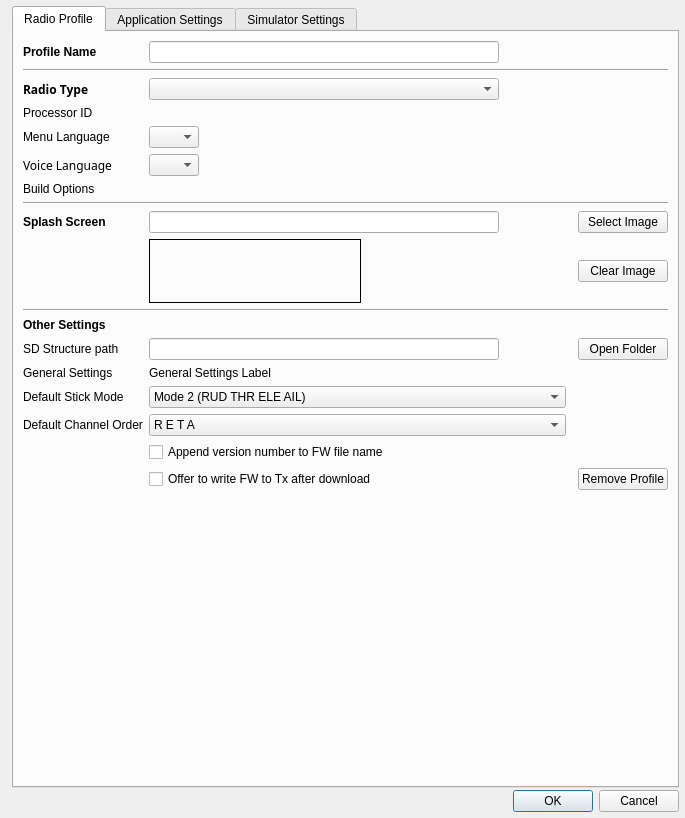
This is companion/src/apppreferencesdialog.ui in opentx/opentx as Qt 5 draws it before an edit. The edited form follows.
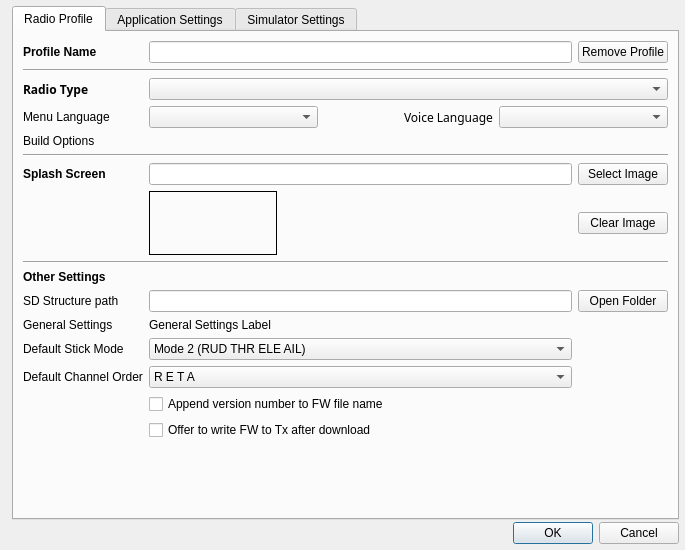
This is the edited form.

Commit message: Firmware options refactoring. It allows FirmwareInterface::getCapability() to know which options are enabled in the preferences. The Heli tab and the GVars are displayed according to these options.

```diff
--- a/companion/src/apppreferencesdialog.ui
+++ b/companion/src/apppreferencesdialog.ui
@@ -7,7 +7,7 @@
     <x>0</x>
     <y>0</y>
     <width>685</width>
-    <height>818</height>
+    <height>550</height>
    </rect>
   </property>
   <property name="sizePolicy">
@@ -51,22 +51,15 @@
       <attribute name="title">
        <string>Radio Profile</string>
       </attribute>
-      <layout class="QGridLayout" name="gridLayout_2">
-       <item row="22" column="5">
+      <layout class="QGridLayout" name="gridLayout_2" columnstretch="0,0,1,0,0,0,0,0">
+       <item row="21" column="7">
         <widget class="QPushButton" name="sdPathButton">
          <property name="text">
           <string>Open Folder</string>
          </property>
         </widget>
        </item>
-       <item row="5" column="1">
-        <widget class="QComboBox" name="downloadVerCB">
-         <property name="enabled">
-          <bool>true</bool>
-         </property>
-        </widget>
-       </item>
-       <item row="26" column="0">
+       <item row="25" column="0">
         <widget class="QLabel" name="label_13">
          <property name="sizePolicy">
           <sizepolicy hsizetype="MinimumExpanding" vsizetype="Preferred">
@@ -82,7 +75,7 @@
          </property>
         </widget>
        </item>
-       <item row="10" column="0">
+       <item row="9" column="0">
         <widget class="QLabel" name="label_6">
          <property name="text">
           <string>Build Options</string>
@@ -92,7 +85,7 @@
          </property>
         </widget>
        </item>
-       <item row="8" column="0">
+       <item row="7" column="0">
         <widget class="QLabel" name="langLabel">
          <property name="text">
           <string>Menu Language</string>
@@ -102,7 +95,7 @@
          </property>
         </widget>
        </item>
-       <item row="24" column="0">
+       <item row="23" column="0">
         <widget class="QLabel" name="label_14">
          <property name="sizePolicy">
           <sizepolicy hsizetype="Preferred" vsizetype="Minimum">
@@ -115,14 +108,14 @@
          </property>
         </widget>
        </item>
-       <item row="15" column="5">
+       <item row="14" column="7">
         <widget class="QPushButton" name="SplashSelect">
          <property name="text">
           <string>Select Image</string>
          </property>
         </widget>
        </item>
-       <item row="23" column="1">
+       <item row="22" column="1">
         <widget class="QLabel" name="lblGeneralSettings">
          <property name="enabled">
           <bool>true</bool>
@@ -132,37 +125,247 @@
          </property>
         </widget>
        </item>
-       <item row="15" column="3">
-        <spacer name="horizontalSpacer">
-         <property name="orientation">
-          <enum>Qt::Horizontal</enum>
-         </property>
-         <property name="sizeHint" stdset="0">
-          <size>
-           <width>40</width>
-           <height>20</height>
-          </size>
-         </property>
-        </spacer>
-       </item>
-       <item row="11" column="0" colspan="6">
+       <item row="10" column="0" colspan="8">
         <widget class="Line" name="line_7">
          <property name="orientation">
           <enum>Qt::Horizontal</enum>
          </property>
         </widget>
        </item>
-       <item row="10" column="1" colspan="5">
+       <item row="9" column="1" colspan="7">
         <layout class="QGridLayout" name="optionsLayout"/>
        </item>
-       <item row="6" column="0">
-        <widget class="QLabel" name="CPU_ID_LABEL">
+       <item row="14" column="0">
+        <widget class="QLabel" name="label_8">
+         <property name="sizePolicy">
+          <sizepolicy hsizetype="Preferred" vsizetype="Minimum">
+           <horstretch>0</horstretch>
+           <verstretch>0</verstretch>
+          </sizepolicy>
+         </property>
+         <property name="font">
+          <font>
+           <weight>75</weight>
+           <bold>true</bold>
+          </font>
+         </property>
          <property name="text">
-          <string>Processor ID</string>
+          <string>Splash Screen</string>
          </property>
         </widget>
        </item>
-       <item row="24" column="1" colspan="3">
+       <item row="1" column="0">
+        <widget class="QLabel" name="label_2">
+         <property name="font">
+          <font>
+           <weight>75</weight>
+           <bold>true</bold>
+          </font>
+         </property>
+         <property name="text">
+          <string>Profile Name</string>
+         </property>
+        </widget>
+       </item>
+       <item row="17" column="7">
+        <widget class="QPushButton" name="clearImageButton">
+         <property name="text">
+          <string>Clear Image</string>
+         </property>
+        </widget>
+       </item>
+       <item row="17" column="1">
+        <widget class="QLabel" name="imageLabel">
+         <property name="sizePolicy">
+          <sizepolicy hsizetype="Minimum" vsizetype="Minimum">
+           <horstretch>0</horstretch>
+           <verstretch>0</verstretch>
+          </sizepolicy>
+         </property>
+         <property name="minimumSize">
+          <size>
+           <width>128</width>
+           <height>64</height>
+          </size>
+         </property>
+         <property name="maximumSize">
+          <size>
+           <width>212</width>
+           <height>64</height>
+          </size>
+         </property>
+         <property name="frameShape">
+          <enum>QFrame::Panel</enum>
+         </property>
+         <property name="frameShadow">
+          <enum>QFrame::Plain</enum>
+         </property>
+         <property name="lineWidth">
+          <number>1</number>
+         </property>
+         <property name="text">
+          <string/>
+         </property>
+         <property name="scaledContents">
+          <bool>true</bool>
+         </property>
+        </widget>
+       </item>
+       <item row="5" column="0">
+        <widget class="QLabel" name="label_7">
+         <property name="sizePolicy">
+          <sizepolicy hsizetype="Preferred" vsizetype="Minimum">
+           <horstretch>0</horstretch>
+           <verstretch>0</verstretch>
+          </sizepolicy>
+         </property>
+         <property name="font">
+          <font>
+           <family>Sans Serif</family>
+           <weight>75</weight>
+           <bold>true</bold>
+          </font>
+         </property>
+         <property name="text">
+          <string>Radio Type</string>
+         </property>
+         <property name="alignment">
+          <set>Qt::AlignLeading|Qt::AlignLeft|Qt::AlignVCenter</set>
+         </property>
+        </widget>
+       </item>
+       <item row="19" column="0" colspan="8">
+        <widget class="Line" name="line_6">
+         <property name="orientation">
+          <enum>Qt::Horizontal</enum>
+         </property>
+        </widget>
+       </item>
+       <item row="2" column="0" colspan="8">
+        <widget class="Line" name="line_8">
+         <property name="orientation">
+          <enum>Qt::Horizontal</enum>
+         </property>
+        </widget>
+       </item>
+       <item row="20" column="0">
+        <widget class="QLabel" name="label">
+         <property name="font">
+          <font>
+           <weight>75</weight>
+           <bold>true</bold>
+          </font>
+         </property>
+         <property name="text">
+          <string>Other Settings</string>
+         </property>
+        </widget>
+       </item>
+       <item row="22" column="0">
+        <widget class="QLabel" name="label_4">
+         <property name="text">
+          <string>General Settings</string>
+         </property>
+        </widget>
+       </item>
+       <item row="21" column="0">
+        <widget class="QLabel" name="sdPathLabel">
+         <property name="sizePolicy">
+          <sizepolicy hsizetype="Preferred" vsizetype="Minimum">
+           <horstretch>0</horstretch>
+           <verstretch>0</verstretch>
+          </sizepolicy>
+         </property>
+         <property name="text">
+          <string>SD Structure path</string>
+         </property>
+         <property name="alignment">
+          <set>Qt::AlignLeading|Qt::AlignLeft|Qt::AlignVCenter</set>
+         </property>
+        </widget>
+       </item>
+       <item row="7" column="1" colspan="7">
+        <layout class="QHBoxLayout" name="horizontalLayout" stretch="1,1,1">
+         <property name="sizeConstraint">
+          <enum>QLayout::SetDefaultConstraint</enum>
+         </property>
+         <item>
+          <widget class="QComboBox" name="langCombo">
+           <property name="sizePolicy">
+            <sizepolicy hsizetype="Preferred" vsizetype="Fixed">
+             <horstretch>0</horstretch>
+             <verstretch>0</verstretch>
+            </sizepolicy>
+           </property>
+          </widget>
+         </item>
+         <item>
+          <widget class="QLabel" name="voiceLabel">
+           <property name="sizePolicy">
+            <sizepolicy hsizetype="Preferred" vsizetype="Preferred">
+             <horstretch>0</horstretch>
+             <verstretch>0</verstretch>
+            </sizepolicy>
+           </property>
+           <property name="font">
+            <font>
+             <family>Sans Serif</family>
+             <weight>50</weight>
+             <bold>false</bold>
+            </font>
+           </property>
+           <property name="text">
+            <string>Voice Language</string>
+           </property>
+           <property name="alignment">
+            <set>Qt::AlignRight|Qt::AlignTrailing|Qt::AlignVCenter</set>
+           </property>
+          </widget>
+         </item>
+         <item>
+          <widget class="QComboBox" name="voiceCombo">
+           <property name="sizePolicy">
+            <sizepolicy hsizetype="Preferred" vsizetype="Fixed">
+             <horstretch>0</horstretch>
+             <verstretch>0</verstretch>
+            </sizepolicy>
+           </property>
+           <property name="toolTip">
+            <string>Set voice language.
+May be different from firmware language</string>
+           </property>
+          </widget>
+         </item>
+        </layout>
+       </item>
+       <item row="5" column="1" colspan="7">
+        <widget class="QComboBox" name="downloadVerCB">
+         <property name="enabled">
+          <bool>true</bool>
+         </property>
+        </widget>
+       </item>
+       <item row="14" column="1" colspan="6">
+        <widget class="QLineEdit" name="SplashFileName">
+         <property name="enabled">
+          <bool>true</bool>
+         </property>
+         <property name="readOnly">
+          <bool>true</bool>
+         </property>
+        </widget>
+       </item>
+       <item row="21" column="1" colspan="6">
+        <widget class="QLineEdit" name="sdPath">
+         <property name="enabled">
+          <bool>true</bool>
+         </property>
+         <property name="readOnly">
+          <bool>true</bool>
+         </property>
+        </widget>
+       </item>
+       <item row="23" column="1" colspan="6">
         <widget class="QComboBox" name="stickmodeCB">
          <property name="maximumSize">
           <size>
@@ -216,26 +419,7 @@
          </item>
         </widget>
        </item>
-       <item row="15" column="0">
-        <widget class="QLabel" name="label_8">
-         <property name="sizePolicy">
-          <sizepolicy hsizetype="Preferred" vsizetype="Minimum">
-           <horstretch>0</horstretch>
-           <verstretch>0</verstretch>
-          </sizepolicy>
-         </property>
-         <property name="font">
-          <font>
-           <weight>75</weight>
-           <bold>true</bold>
-          </font>
-         </property>
-         <property name="text">
-          <string>Splash Screen</string>
-         </property>
-        </widget>
-       </item>
-       <item row="26" column="1" colspan="3">
+       <item row="25" column="1" colspan="6">
         <widget class="QComboBox" name="channelorderCB">
          <property name="sizePolicy">
           <sizepolicy hsizetype="MinimumExpanding" vsizetype="Fixed">
@@ -383,273 +567,42 @@
          </item>
         </widget>
        </item>
-       <item row="1" column="0">
-        <widget class="QLabel" name="label_2">
-         <property name="font">
-          <font>
-           <weight>75</weight>
-           <bold>true</bold>
-          </font>
-         </property>
-         <property name="text">
-          <string>Profile Name</string>
-         </property>
-        </widget>
+       <item row="1" column="1" colspan="6">
+        <widget class="QLineEdit" name="profileNameLE"/>
        </item>
-       <item row="29" column="1">
-        <spacer name="verticalSpacer_3">
-         <property name="orientation">
-          <enum>Qt::Vertical</enum>
-         </property>
-         <property name="sizeHint" stdset="0">
-          <size>
-           <width>20</width>
-           <height>40</height>
-          </size>
-         </property>
-        </spacer>
-       </item>
-       <item row="28" column="5">
+       <item row="1" column="7">
         <widget class="QPushButton" name="removeProfileButton">
          <property name="text">
           <string>Remove Profile</string>
          </property>
         </widget>
        </item>
-       <item row="15" column="1" colspan="2">
-        <widget class="QLineEdit" name="SplashFileName">
-         <property name="enabled">
-          <bool>true</bool>
-         </property>
-         <property name="minimumSize">
-          <size>
-           <width>350</width>
-           <height>0</height>
-          </size>
-         </property>
-         <property name="maximumSize">
-          <size>
-           <width>350</width>
-           <height>16777215</height>
-          </size>
-         </property>
-         <property name="readOnly">
-          <bool>true</bool>
-         </property>
-        </widget>
-       </item>
-       <item row="18" column="5">
-        <widget class="QPushButton" name="clearImageButton">
-         <property name="text">
-          <string>Clear Image</string>
-         </property>
-        </widget>
-       </item>
-       <item row="1" column="1">
-        <widget class="QLineEdit" name="profileNameLE">
-         <property name="minimumSize">
-          <size>
-           <width>350</width>
-           <height>0</height>
-          </size>
-         </property>
-         <property name="maximumSize">
-          <size>
-           <width>350</width>
-           <height>16777215</height>
-          </size>
-         </property>
-        </widget>
-       </item>
-       <item row="18" column="1">
-        <widget class="QLabel" name="imageLabel">
-         <property name="sizePolicy">
-          <sizepolicy hsizetype="Minimum" vsizetype="Minimum">
-           <horstretch>0</horstretch>
-           <verstretch>0</verstretch>
-          </sizepolicy>
-         </property>
-         <property name="minimumSize">
-          <size>
-           <width>128</width>
-           <height>64</height>
-          </size>
-         </property>
-         <property name="maximumSize">
-          <size>
-           <width>212</width>
-           <height>64</height>
-          </size>
-         </property>
-         <property name="frameShape">
-          <enum>QFrame::Panel</enum>
-         </property>
-         <property name="frameShadow">
-          <enum>QFrame::Plain</enum>
-         </property>
-         <property name="lineWidth">
-          <number>1</number>
-         </property>
-         <property name="text">
-          <string/>
-         </property>
-         <property name="scaledContents">
-          <bool>true</bool>
-         </property>
-        </widget>
-       </item>
-       <item row="27" column="1" colspan="4">
+       <item row="26" column="1" colspan="7">
         <widget class="QCheckBox" name="renameFirmware">
          <property name="text">
           <string>Append version number to FW file name</string>
          </property>
         </widget>
        </item>
-       <item row="28" column="1" colspan="4">
+       <item row="27" column="1" colspan="7">
         <widget class="QCheckBox" name="burnFirmware">
          <property name="text">
           <string>Offer to write FW to Tx after download</string>
          </property>
         </widget>
        </item>
-       <item row="8" column="1">
-        <widget class="QComboBox" name="langCombo">
-         <property name="sizePolicy">
-          <sizepolicy hsizetype="Preferred" vsizetype="Fixed">
-           <horstretch>0</horstretch>
-           <verstretch>0</verstretch>
-          </sizepolicy>
-         </property>
-         <property name="maximumSize">
-          <size>
-           <width>50</width>
-           <height>16777215</height>
-          </size>
-         </property>
-        </widget>
-       </item>
-       <item row="5" column="0">
-        <widget class="QLabel" name="label_7">
-         <property name="sizePolicy">
-          <sizepolicy hsizetype="Preferred" vsizetype="Minimum">
-           <horstretch>0</horstretch>
-           <verstretch>0</verstretch>
-          </sizepolicy>
-         </property>
-         <property name="font">
-          <font>
-           <family>Sans Serif</family>
-           <weight>75</weight>
-           <bold>true</bold>
-          </font>
-         </property>
-         <property name="text">
-          <string>Radio Type</string>
-         </property>
-         <property name="alignment">
-          <set>Qt::AlignLeading|Qt::AlignLeft|Qt::AlignVCenter</set>
-         </property>
-        </widget>
-       </item>
-       <item row="22" column="1">
-        <widget class="QLineEdit" name="sdPath">
-         <property name="enabled">
-          <bool>true</bool>
-         </property>
-         <property name="minimumSize">
-          <size>
-           <width>350</width>
-           <height>0</height>
-          </size>
-         </property>
-         <property name="maximumSize">
-          <size>
-           <width>350</width>
-           <height>16777215</height>
-          </size>
-         </property>
-         <property name="readOnly">
-          <bool>true</bool>
-         </property>
-        </widget>
-       </item>
-       <item row="20" column="0" colspan="6">
-        <widget class="Line" name="line_6">
+       <item row="28" column="1">
+        <spacer name="verticalSpacer_3">
          <property name="orientation">
-          <enum>Qt::Horizontal</enum>
+          <enum>Qt::Vertical</enum>
          </property>
-        </widget>
-       </item>
-       <item row="2" column="0" colspan="6">
-        <widget class="Line" name="line_8">
-         <property name="orientation">
-          <enum>Qt::Horizontal</enum>
-         </property>
-        </widget>
-       </item>
-       <item row="21" column="0">
-        <widget class="QLabel" name="label">
-         <property name="font">
-          <font>
-           <weight>75</weight>
-           <bold>true</bold>
-          </font>
-         </property>
-         <property name="text">
-          <string>Other Settings</string>
-         </property>
-        </widget>
-       </item>
-       <item row="23" column="0">
-        <widget class="QLabel" name="label_4">
-         <property name="text">
-          <string>General Settings</string>
-         </property>
-        </widget>
-       </item>
-       <item row="22" column="0">
-        <widget class="QLabel" name="sdPathLabel">
-         <property name="sizePolicy">
-          <sizepolicy hsizetype="Preferred" vsizetype="Minimum">
-           <horstretch>0</horstretch>
-           <verstretch>0</verstretch>
-          </sizepolicy>
-         </property>
-         <property name="text">
-          <string>SD Structure path</string>
-         </property>
-         <property name="alignment">
-          <set>Qt::AlignLeading|Qt::AlignLeft|Qt::AlignVCenter</set>
-         </property>
-        </widget>
-       </item>
-       <item row="9" column="1">
-        <widget class="QComboBox" name="voiceCombo">
-         <property name="maximumSize">
+         <property name="sizeHint" stdset="0">
           <size>
-           <width>50</width>
-           <height>16777215</height>
+           <width>20</width>
+           <height>40</height>
           </size>
          </property>
-         <property name="toolTip">
-          <string>Set voice language.
-May be different from firmware language</string>
-         </property>
-        </widget>
-       </item>
-       <item row="9" column="0">
-        <widget class="QLabel" name="voiceLabel">
-         <property name="font">
-          <font>
-           <family>Sans Serif</family>
-           <weight>50</weight>
-           <bold>false</bold>
-          </font>
-         </property>
-         <property name="text">
-          <string>Voice Language</string>
-         </property>
-        </widget>
+        </spacer>
        </item>
       </layout>
      </widget>
```
The commit also changes 21 other files.
